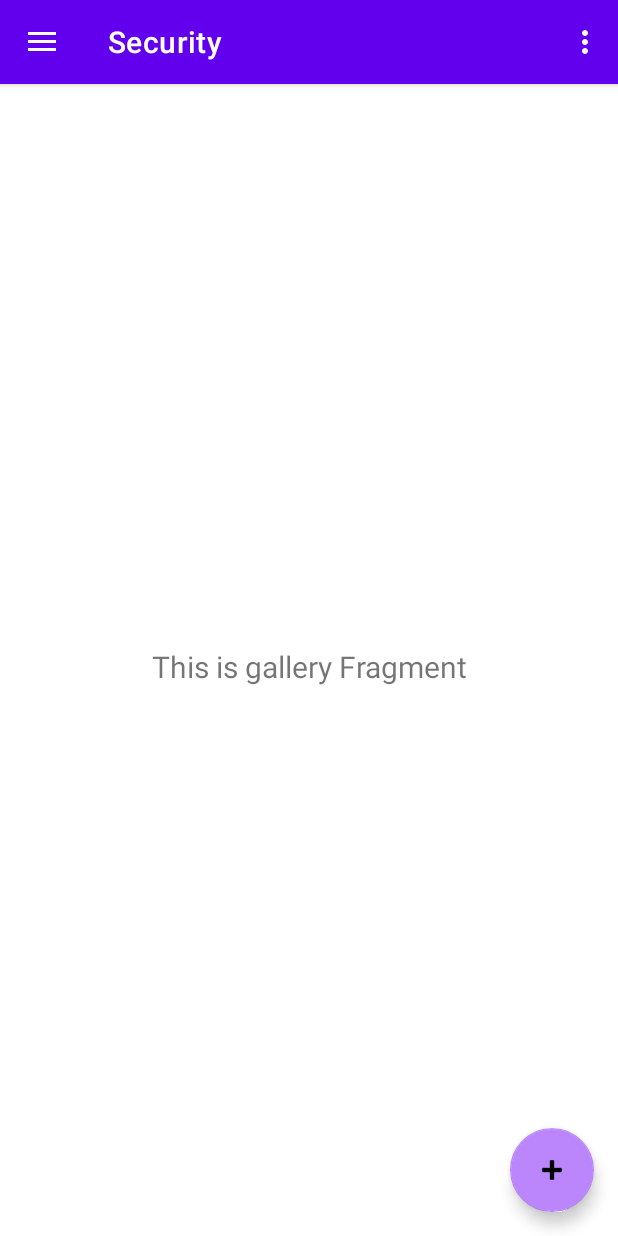
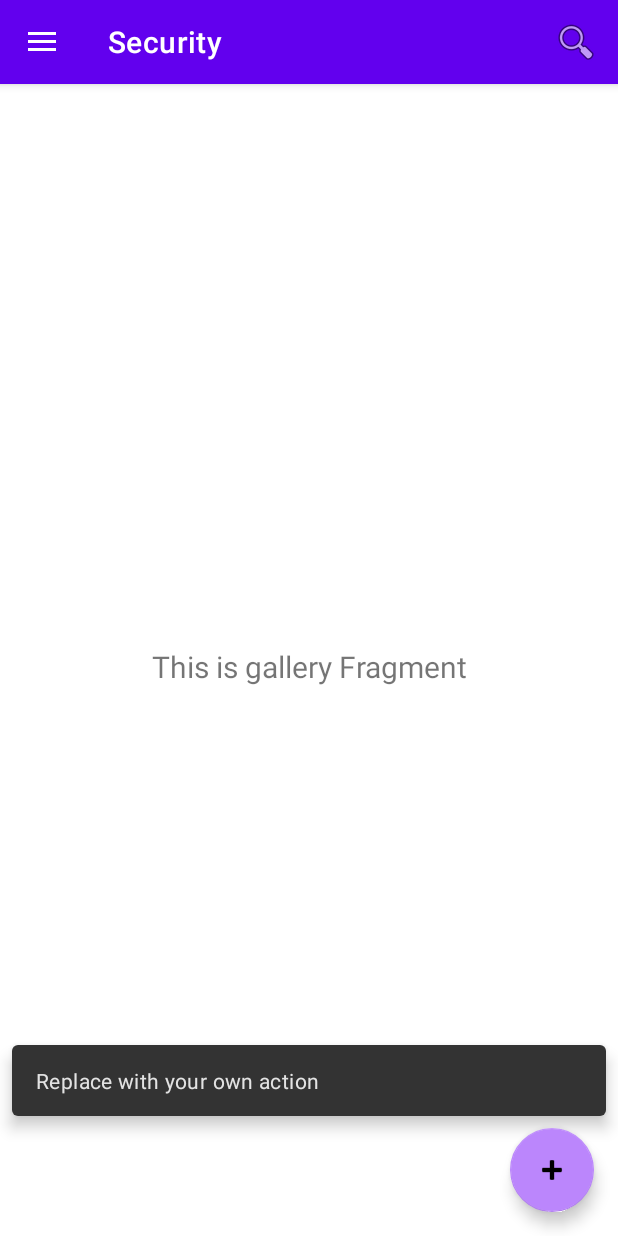
Before and after one commit to David6811/android_demo, an Android app: the screen it shows after launch (MainActivity), in the side drawer, after a tap on "Security", on a phone screen of 412 x 824 dp. Run offline under Robolectric (Android 15) with nearby library versions, the phone set to English and light mode, and no system bars; our stand-ins replace Room's generated code, navigation-ui.

Commit message:
add search

```diff
--- a/app/src/main/java/com/example/myapplication/MainActivity.kt
+++ b/app/src/main/java/com/example/myapplication/MainActivity.kt
@@ -1,6 +1,7 @@
 package com.example.myapplication
 
 import android.os.Bundle
+import android.util.Log
 import android.view.Menu
 import com.google.android.material.snackbar.Snackbar
 import com.google.android.material.navigation.NavigationView
@@ -11,6 +12,7 @@ import androidx.navigation.ui.setupActionBarWithNavController
 import androidx.navigation.ui.setupWithNavController
 import androidx.drawerlayout.widget.DrawerLayout
 import androidx.appcompat.app.AppCompatActivity
+import androidx.appcompat.widget.SearchView
 import com.example.myapplication.databinding.ActivityMainBinding
 
 class MainActivity : AppCompatActivity() {
@@ -48,6 +50,33 @@ class MainActivity : AppCompatActivity() {
     override fun onCreateOptionsMenu(menu: Menu): Boolean {
         // Inflate the menu; this adds items to the action bar if it is present.
         menuInflater.inflate(R.menu.main, menu)
+        val searchItem = menu.findItem(R.id.action_search)
+
+        // Set the SearchView explicitly if it's not set in XML
+        val searchView = searchItem.actionView as? SearchView
+        if (searchView != null) {
+            // Expand the search view immediately when menu is created
+            searchItem.expandActionView()
+
+            // Optional: Set a hint for the search field
+            searchView.queryHint = "Search here..."
+
+            // Set up a listener for search input
+            searchView.setOnQueryTextListener(object : SearchView.OnQueryTextListener {
+                override fun onQueryTextSubmit(query: String?): Boolean {
+                    // Handle search query submission (e.g., filter data)
+                    return false
+                }
+
+                override fun onQueryTextChange(newText: String?): Boolean {
+                    // Handle live search filtering
+                    return false
+                }
+            })
+        } else {
+            Log.e("Menu", "SearchView is null!")
+        }
+
         return true
     }
 
--- a/app/src/main/res/menu/main.xml
+++ b/app/src/main/res/menu/main.xml
@@ -1,9 +1,11 @@
 <?xml version="1.0" encoding="utf-8"?>
 <menu xmlns:android="http://schemas.android.com/apk/res/android"
     xmlns:app="http://schemas.android.com/apk/res-auto">
+
     <item
-        android:id="@+id/action_settings"
-        android:orderInCategory="100"
-        android:title="@string/action_settings"
-        app:showAsAction="never" />
+        android:id="@+id/action_search"
+        android:icon="@android:drawable/ic_menu_search"
+        android:title="search"
+        app:showAsAction="always"
+        android:actionViewClass="androidx.appcompat.widget.SearchView"/>
 </menu>
```
